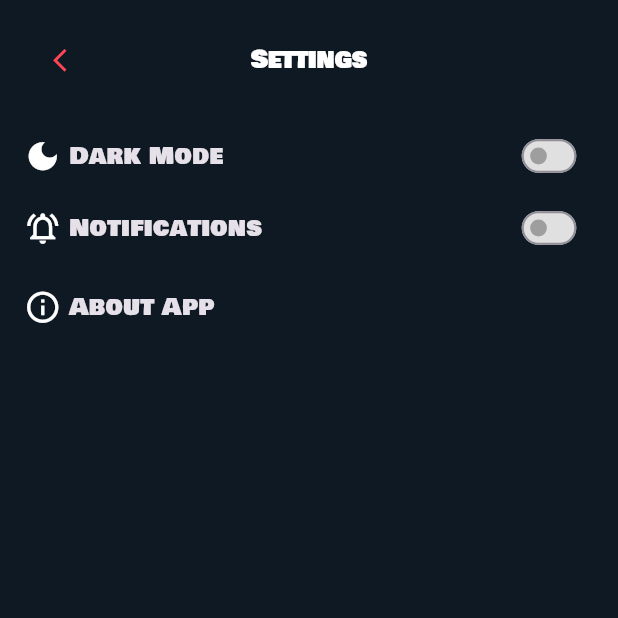
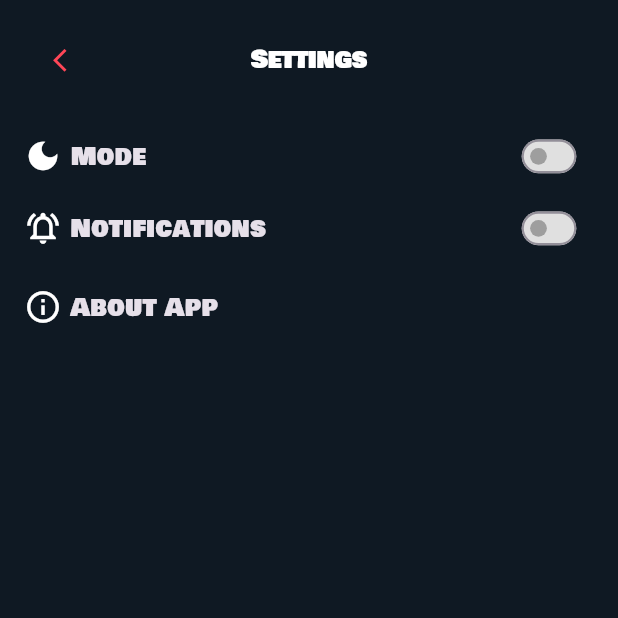
Before and after one commit to abdelsatar777/valo-app, a Flutter app: the SettingsScreen screen opened by its route, on a phone screen of 412 x 824 dp, the top half of it. Run offline on Flutter 3.47's test engine with Material 3 defaults, Android fonts, the phone set to English and light mode, and no system bars; our stand-ins replace dartz, dio, flutter_bloc, flutter_local_notifications, flutter_screenutil, get_it and 2 more; missing offline and left inert: async_wallpaper, external_path, photo_manager; accounts and stored records are empty.

Commit message:
Do Responsive

```diff
--- a/lib/features/settings/UI/screens/about_screen.dart
+++ b/lib/features/settings/UI/screens/about_screen.dart
@@ -37,7 +37,7 @@ class AboutScreen extends StatelessWidget {
                 Text(
                   "VALO APP",
                   style: TextStyle(
-                    fontSize: 26,
+                    fontSize: 26.sp,
                     fontWeight: FontWeight.bold,
                     color: Colors.white,
                   ),
@@ -45,7 +45,7 @@ class AboutScreen extends StatelessWidget {
                 Text(
                   "Version 1.1",
                   style: TextStyle(
-                    fontSize: 12,
+                    fontSize: 12.sp,
                     fontWeight: FontWeight.w400,
                     color: Colors.white,
                   ),
@@ -56,7 +56,7 @@ class AboutScreen extends StatelessWidget {
                 Text(
                   "Made by",
                   style: TextStyle(
-                    fontSize: 12,
+                    fontSize: 12.sp,
                     fontWeight: FontWeight.w400,
                     color: Colors.white,
                   ),
@@ -64,7 +64,7 @@ class AboutScreen extends StatelessWidget {
                 Text(
                   "Abdelsatar | 3BS",
                   style: TextStyle(
-                    fontSize: 18,
+                    fontSize: 18.sp,
                     fontWeight: FontWeight.bold,
                     color: Colors.white,
                   ),
--- a/lib/features/settings/UI/screens/settings_screen.dart
+++ b/lib/features/settings/UI/screens/settings_screen.dart
@@ -1,8 +1,8 @@
 import 'package:flutter/material.dart';
+import 'package:flutter_screenutil/flutter_screenutil.dart';
 import 'package:provider/provider.dart';
 import 'package:shared_preferences/shared_preferences.dart';
-
-import 'package:valo/core/resources/app_color.dart';
+import 'package:valo/features/settings/UI/screens/widgets/custom_switch.dart';
 import '../../../../core/services/theme_provider.dart';
 import '../../../../core/widgets/custom_app_bar.dart';
 import '../../../../core/services/local_notifications_services.dart';
@@ -51,62 +51,29 @@ class _SettingsScreenState extends State<SettingsScreen> {
     final themeProvider = Provider.of<ThemeProvider>(context);
 
     return Scaffold(
-      body: SafeArea(
-        child: Padding(
+      body: Padding(
         padding: const EdgeInsets.all(16),
         child: Column(
           children: [
             const CustomAppBar(title: "Settings"),
-              const SizedBox(height: 16),
+            SizedBox(height: 16.h),
 
             // 🌙 Dark Mode
-              Row(
-                mainAxisAlignment: MainAxisAlignment.spaceBetween,
-                children: [
-                  const Row(
-                    children: [
-                      Icon(Icons.dark_mode, size: 25),
-                      SizedBox(width: 5),
-                      Text("Dark Mode", style: TextStyle(fontSize: 16)),
-                    ],
-                  ),
-                  Transform.scale(
-                    scale: 0.7,
-                    child: Switch(
+            CustomSwitch(
+              text: "Mode",
+              iconData: Icons.dark_mode,
               value: themeProvider.isDarkMode,
               onChanged: (value) {
                 themeProvider.toggleTheme(value);
               },
-                      activeColor: AppColor.primaryColor,
-                      inactiveThumbColor: Colors.grey,
-                      inactiveTrackColor: Colors.grey[300],
-                    ),
-                  ),
-                ],
             ),
 
             // 🔔 Notifications Toggle
-              Row(
-                mainAxisAlignment: MainAxisAlignment.spaceBetween,
-                children: [
-                  const Row(
-                    children: [
-                      Icon(Icons.notifications_active_outlined, size: 25),
-                      SizedBox(width: 5),
-                      Text("Notifications", style: TextStyle(fontSize: 16)),
-                    ],
-                  ),
-                  Transform.scale(
-                    scale: 0.7,
-                    child: Switch(
+            CustomSwitch(
+              text: "Notifications",
+              iconData: Icons.notifications_active_outlined,
               value: _notificationsEnabled,
               onChanged: _toggleNotifications,
-                      activeColor: AppColor.primaryColor,
-                      inactiveThumbColor: Colors.grey,
-                      inactiveTrackColor: Colors.grey[300],
-                    ),
-                  ),
-                ],
             ),
 
             const SizedBox(height: 16),
@@ -114,18 +81,17 @@ class _SettingsScreenState extends State<SettingsScreen> {
             // 🧾 About App
             InkWell(
               onTap: () => Navigator.pushNamed(context, "/about_screen"),
-                child: const Row(
+              child: Row(
                 children: [
-                    Icon(Icons.info_outline, size: 25),
-                    SizedBox(width: 5),
-                    Text("About App", style: TextStyle(fontSize: 16)),
+                  Icon(Icons.info_outline, size: 25.r),
+                  SizedBox(width: 5.w),
+                  Text("About App", style: TextStyle(fontSize: 16.sp)),
                 ],
               ),
             ),
           ],
         ),
       ),
-      ),
     );
   }
 }
--- /dev/null
+++ b/lib/features/settings/UI/screens/widgets/custom_switch.dart
@@ -0,0 +1,44 @@
+import 'package:flutter/material.dart';
+import 'package:flutter_screenutil/flutter_screenutil.dart';
+import '../../../../../core/resources/app_color.dart';
+
+class CustomSwitch extends StatelessWidget {
+  final String text;
+  final IconData iconData;
+  final bool value;
+  final ValueChanged<bool> onChanged;
+
+  const CustomSwitch({
+    super.key,
+    required this.text,
+    required this.iconData,
+    required this.value,
+    required this.onChanged,
+  });
+
+  @override
+  Widget build(BuildContext context) {
+    return Row(
+      mainAxisAlignment: MainAxisAlignment.spaceBetween,
+      children: [
+        Row(
+          children: [
+            Icon(iconData, size: 25.r),
+            SizedBox(width: 5.w),
+            Text(text, style: TextStyle(fontSize: 16.sp)),
+          ],
+        ),
+        Transform.scale(
+          scale: 0.7,
+          child: Switch(
+            value: value,
+            onChanged: onChanged,
+            activeColor: AppColor.primaryColor,
+            inactiveThumbColor: Colors.grey,
+            inactiveTrackColor: Colors.grey[300],
+          ),
+        ),
+      ],
+    );
+  }
+}
```
Lines whose indentation alone changed are shown as unchanged.
